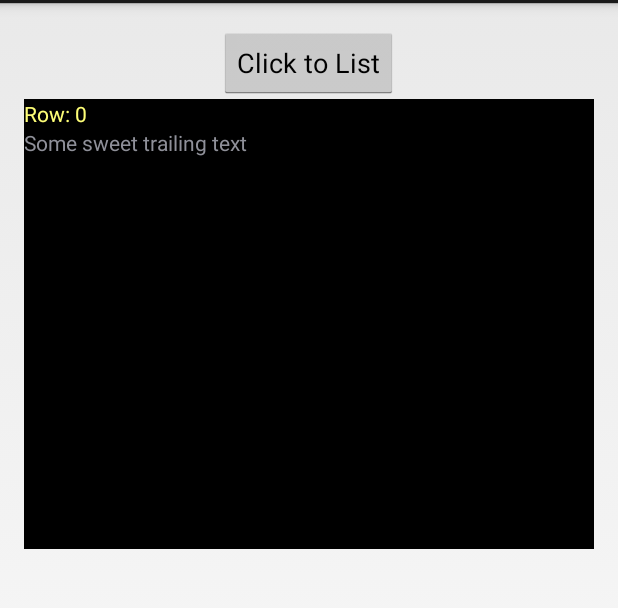
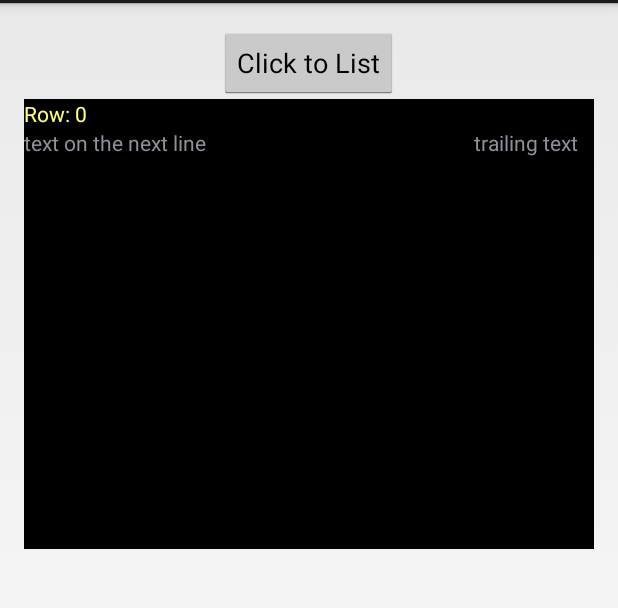
Before and after one commit to Victory/clicker-me-android, an Android app: the screen it shows after launch (MyActivity), after a tap on "Click to List", on a phone screen of 412 x 824 dp, the part 69-677 px from its top. Run offline under Robolectric (Android 15) with nearby library versions, the phone set to English and light mode, and no system bars.

Commit message:
Relative Layout

```diff
--- a/app/src/main/res/layout/list_layout.xml
+++ b/app/src/main/res/layout/list_layout.xml
@@ -1,20 +1,34 @@
 <?xml version="1.0" encoding="utf-8"?>
 
-<LinearLayout xmlns:android="http://schemas.android.com/apk/res/android"
-    android:orientation="vertical" android:layout_width="match_parent"
-    android:layout_height="match_parent">
+<RelativeLayout xmlns:android="http://schemas.android.com/apk/res/android"
+    android:orientation="horizontal"
+    android:layout_width="match_parent"
+    android:layout_height="wrap_content">
 
     <TextView
         android:id="@+id/listTextView"
-        android:layout_width="fill_parent"
+        android:layout_width="match_parent"
         android:layout_height="wrap_content"
         android:textColor="#fefe77"
         android:text="TextView"
-        />
-    <TextView
-        android:layout_width="fill_parent"
-        android:layout_height="wrap_content"
-        android:text="Some sweet trailing text"
+
         />
 
-</LinearLayout>
+    <TextView
+        android:id="@+id/nextLineText"
+        android:layout_width="130dp"
+        android:layout_height="wrap_content"
+        android:text="text on the next line"
+        android:layout_alignParentLeft="true"
+        android:layout_below="@id/listTextView"
+        />
+
+    <TextView
+        android:id="@+id/nextLineLeftText"
+        android:layout_width="80dp"
+        android:layout_height="wrap_content"
+        android:layout_below="@id/listTextView"
+        android:layout_alignParentRight="true"
+        android:text="trailing text"/>
+
+</RelativeLayout>
```
